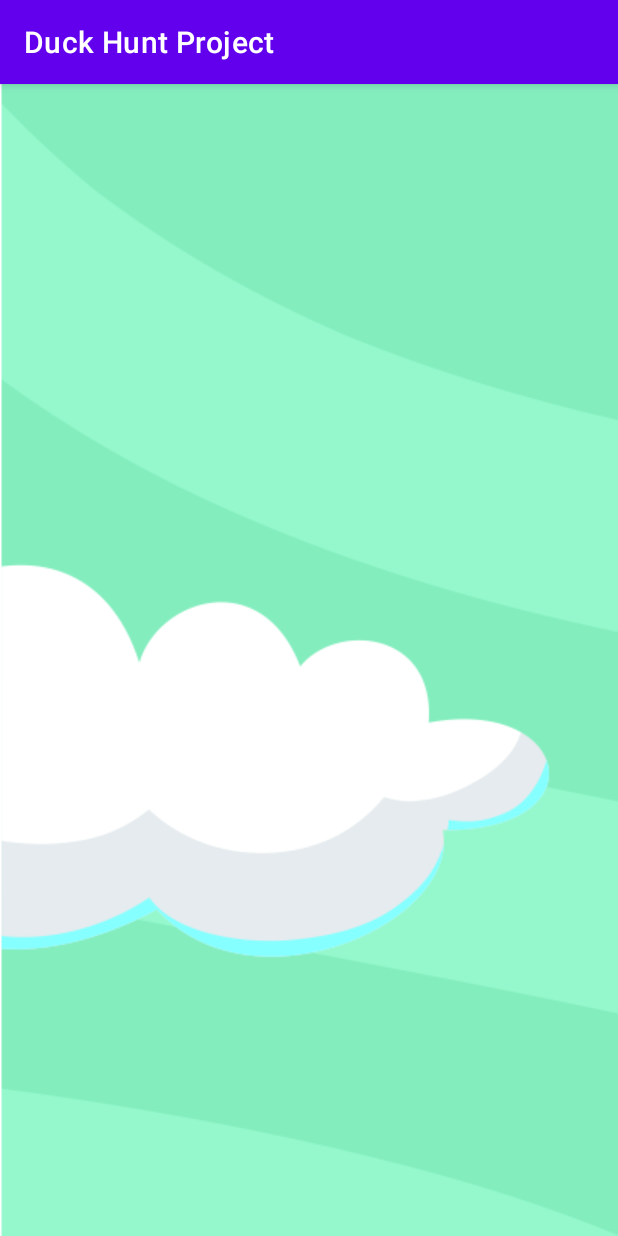
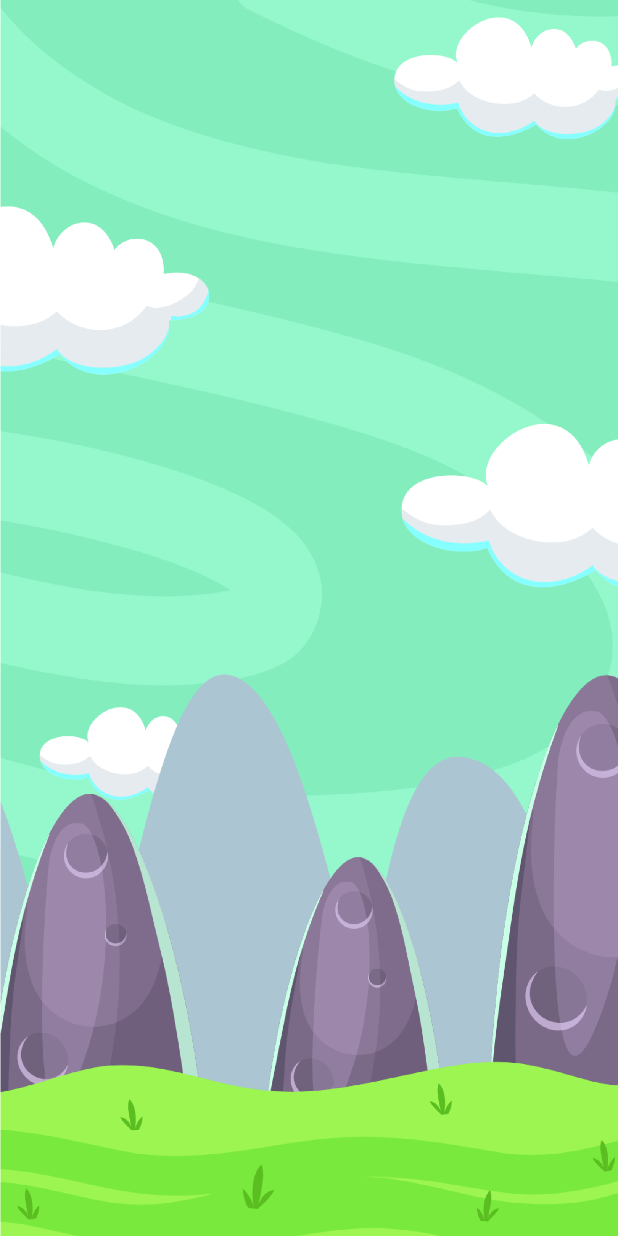
Before and after one commit to gbusaxin/Duck_Hunt_Project, an Android app: the StartGame screen opened directly, with no data from a screen before it, on a phone screen of 412 x 824 dp. Run offline under Robolectric (Android 15) with nearby library versions, the light colour scheme and no system bars.

Commit message:
Added full screen and changed way of getting size screen

```diff
--- a/app/src/main/AndroidManifest.xml
+++ b/app/src/main/AndroidManifest.xml
@@ -9,14 +9,16 @@
         android:roundIcon="@mipmap/ic_launcher_round"
         android:supportsRtl="true"
         android:theme="@style/Theme.DuckHuntProject">
-        <activity android:name=".MainActivity">
+        <activity android:name=".MainActivity"
+            android:theme="@style/Theme.AppCompat.NoActionBar">
             <intent-filter>
                 <action android:name="android.intent.action.MAIN" />
 
                 <category android:name="android.intent.category.LAUNCHER" />
             </intent-filter>
         </activity>
-        <activity android:name=".StartGame">
+        <activity android:name=".StartGame"
+            android:theme="@style/Theme.AppCompat.NoActionBar">
 
         </activity>
     </application>
--- a/app/src/main/java/com/example/duckhuntproject/GameView.java
+++ b/app/src/main/java/com/example/duckhuntproject/GameView.java
@@ -1,23 +1,35 @@
 package com.example.duckhuntproject;
 
+import android.app.Activity;
 import android.content.Context;
 import android.graphics.Bitmap;
 import android.graphics.BitmapFactory;
 import android.graphics.Canvas;
+import android.graphics.Point;
+import android.graphics.Rect;
+import android.view.Display;
 import android.view.View;
 
 public class GameView extends View {
 
     Bitmap background;
+    Rect rect;
+    int dWidth, dHeight;
 
     public GameView(Context context) {
         super(context);
         background = BitmapFactory.decodeResource(getResources(),R.drawable.background_day);
+        Display display = ((Activity)getContext()).getWindowManager().getDefaultDisplay();
+        Point size = new Point();
+        display.getSize(size);
+        dWidth = size.x;
+        dHeight = size.y;
+        rect = new Rect(0,0,dWidth,dHeight);
     }
 
     @Override
     protected void onDraw(Canvas canvas) {
         super.onDraw(canvas);
-        canvas.drawBitmap(background,0,0,null);
+        canvas.drawBitmap(background,null,rect,null);
     }
 }
```
